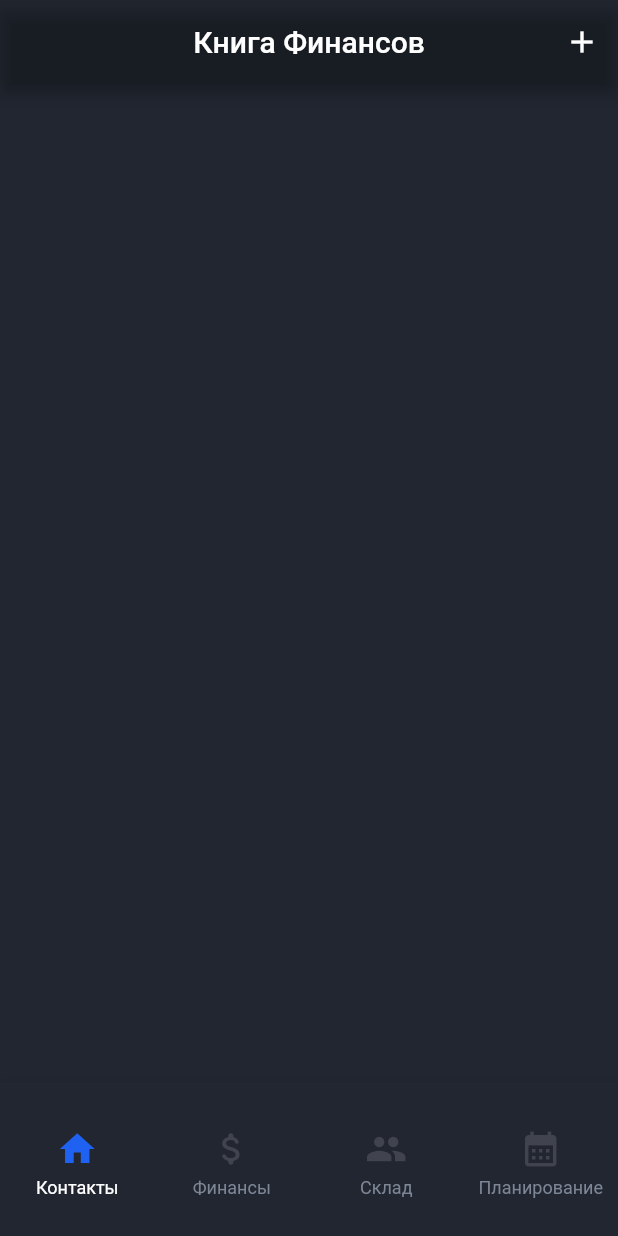
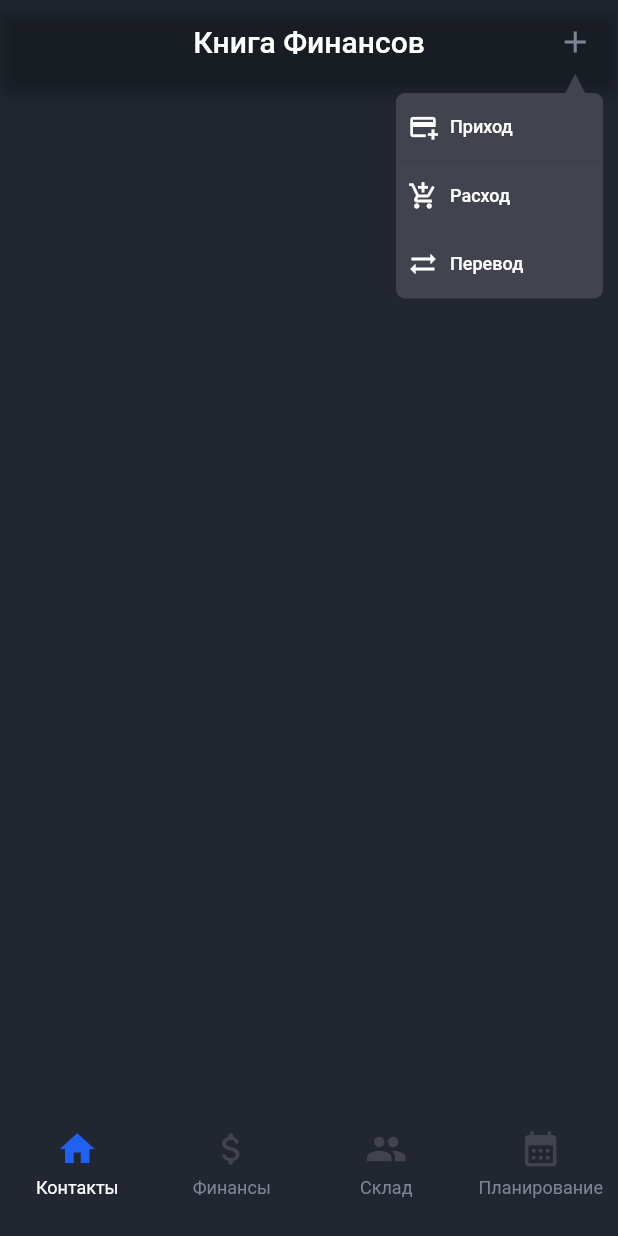
Before and after one commit to PavelBaptist/church_accounting, a Flutter app: the screen it shows after launch, after a tap on the "add" icon, on a phone screen of 412 x 824 dp. Run offline on Flutter 3.47's test engine with Material 2 defaults, Android fonts, the light colour scheme and no system bars; drawn by our look-alikes of dropdown_button2; our stand-ins replace equatable; missing offline and left inert: dart:ffi; Roboto replaces fonts that are missing (Gothic).

Commit message:
feat: added a dialog

```diff
--- a/lib/feature/presentation/pages/main_screen.dart
+++ b/lib/feature/presentation/pages/main_screen.dart
@@ -1,4 +1,5 @@
 import 'package:church_accounting/common/app_colors_theme.dart';
+import 'package:church_accounting/feature/presentation/widgets/buttons/dropdown_button_dialog_widget.dart';
 import 'package:flutter/material.dart';
 
 class MainPage extends StatefulWidget {
@@ -25,16 +26,17 @@ class _MainPageState extends State<MainPage> {
         title: const Text("Книга Финансов"),
         centerTitle: true,
         actions: [
-          IconButton(
-            icon: const Icon(Icons.add),
-            color: Colors.white,
-            onPressed: () {},
-          ),
+          DropdownButtonDialogWidget(
+            iconDataButton: Icons.add,
+            onTapDoIncomeToWallet: () {},
+            onTapDoExpenseFromWallet: () {},
+            onTapDoTransferFromWallet: () {},
+          )
         ],
       ),
       body: PageView(
         controller: _pageController,
-        children: [
+        children: const [
           // FinanceBookPage(),
         ],
       ),
--- /dev/null
+++ b/lib/feature/presentation/widgets/buttons/dropdown_button_dialog_widget.dart
@@ -0,0 +1,289 @@
+import 'package:church_accounting/common/app_colors_theme.dart';
+import 'package:dropdown_button2/dropdown_button2.dart';
+import 'package:flutter/material.dart';
+
+class DropdownButtonDialogWidget extends StatelessWidget {
+  final IconData iconDataButton;
+  final GestureTapCallback onTapDoIncomeToWallet;
+  final GestureTapCallback onTapDoExpenseFromWallet;
+  final GestureTapCallback onTapDoTransferFromWallet;
+
+  const DropdownButtonDialogWidget({
+    Key? key,
+    required this.iconDataButton,
+    required this.onTapDoIncomeToWallet,
+    required this.onTapDoExpenseFromWallet,
+    required this.onTapDoTransferFromWallet,
+  }) : super(key: key);
+
+  @override
+  Widget build(BuildContext context) {
+    String? myValue;
+
+    return DropdownButton2(
+      value: myValue,
+      underline: const SizedBox(),
+      barrierColor: Colors.black.withOpacity(0.5),
+      onChanged: (value) {},
+      customButton: Center(
+        child: SizedBox(
+          width: 57,
+          height: 35,
+          child: Icon(
+            iconDataButton,
+            color: AppColors.inactiveText,
+          ),
+        ),
+      ),
+      items: [
+        DropdownMenuItem<String>(
+          value: 'item',
+          enabled: false,
+          child: Column(
+            children: [
+              Row(
+                mainAxisAlignment: MainAxisAlignment.end,
+                children: [
+                  SizedBox(
+                    height: 13,
+                    width: 13,
+                    child: CustomPaint(
+                      painter: DrawTriangleShape(),
+                      size: const Size(10, 10),
+                    ),
+                  ),
+                  const SizedBox(width: 12),
+                ],
+              ),
+              Expanded(
+                child: InkWell(
+                  onTap: onTapDoIncomeToWallet,
+                  child: Container(
+                    decoration: BoxDecoration(
+                      color: AppColors.secondaryBG,
+                      borderRadius: const BorderRadius.only(
+                        topLeft: Radius.circular(6),
+                        topRight: Radius.circular(6),
+                      ),
+                    ),
+                    child: Stack(
+                      children: [
+                        Align(
+                          alignment: Alignment.centerLeft,
+                          child: Row(
+                            children: [
+                              Padding(
+                                padding: const EdgeInsets.symmetric(
+                                  horizontal: 8.0,
+                                ),
+                                child: Icon(
+                                  Icons.add_card,
+                                  color: AppColors.text,
+                                  size: 20,
+                                ),
+                              ),
+                              Expanded(
+                                flex: 4,
+                                child: FittedBox(
+                                  fit: BoxFit.scaleDown,
+                                  alignment: Alignment.centerLeft,
+                                  child: Text(
+                                    'Приход',
+                                    style: TextStyle(
+                                      color: AppColors.text,
+                                      fontFamily: ('Gothic'),
+                                      fontSize: 12,
+                                      fontWeight: FontWeight.w500,
+                                    ),
+                                  ),
+                                ),
+                              ),
+                              const SizedBox(
+                                width: 8,
+                              )
+                            ],
+                          ),
+                        ),
+                        Material(
+                          color: Colors.transparent,
+                          child: InkWell(
+                            borderRadius: BorderRadius.circular(6),
+                            onTap: () {},
+                          ),
+                        )
+                      ],
+                    ),
+                  ),
+                ),
+              ),
+              Expanded(
+                child: InkWell(
+                  onTap: onTapDoExpenseFromWallet,
+                  child: Container(
+                    color: AppColors.secondaryBG,
+                    child: Stack(
+                      children: [
+                        Align(
+                          alignment: Alignment.centerLeft,
+                          child: Row(
+                            children: [
+                              Padding(
+                                padding: const EdgeInsets.symmetric(
+                                  horizontal: 8.0,
+                                ),
+                                child: Icon(
+                                  Icons.add_shopping_cart,
+                                  color: AppColors.text,
+                                  size: 20,
+                                ),
+                              ),
+                              Expanded(
+                                flex: 4,
+                                child: FittedBox(
+                                  fit: BoxFit.scaleDown,
+                                  alignment: Alignment.centerLeft,
+                                  child: Text(
+                                    'Расход',
+                                    style: TextStyle(
+                                      color: AppColors.text,
+                                      fontFamily: ('Gothic'),
+                                      fontSize: 12,
+                                      fontWeight: FontWeight.w500,
+                                    ),
+                                  ),
+                                ),
+                              ),
+                              const SizedBox(
+                                width: 8,
+                              )
+                            ],
+                          ),
+                        ),
+                        Material(
+                          color: Colors.transparent,
+                          child: InkWell(
+                            borderRadius: BorderRadius.circular(6),
+                            onTap: () {},
+                          ),
+                        )
+                      ],
+                    ),
+                  ),
+                ),
+              ),
+              Expanded(
+                child: InkWell(
+                  onTap: onTapDoTransferFromWallet,
+                  child: Container(
+                    decoration: BoxDecoration(
+                      color: AppColors.secondaryBG,
+                      borderRadius: const BorderRadius.only(
+                        bottomLeft: Radius.circular(6),
+                        bottomRight: Radius.circular(6),
+                      ),
+                    ),
+                    child: Stack(
+                      children: [
+                        Align(
+                          alignment: Alignment.centerLeft,
+                          child: Row(
+                            children: [
+                              Padding(
+                                padding: const EdgeInsets.symmetric(
+                                  horizontal: 8.0,
+                                ),
+                                child: Icon(
+                                  Icons.sync_alt,
+                                  color: AppColors.text,
+                                  size: 20,
+                                ),
+                              ),
+                              Expanded(
+                                flex: 4,
+                                child: FittedBox(
+                                  fit: BoxFit.scaleDown,
+                                  alignment: Alignment.centerLeft,
+                                  child: Text(
+                                    'Перевод',
+                                    style: TextStyle(
+                                      color: AppColors.text,
+                                      fontFamily: ('Gothic'),
+                                      fontSize: 12,
+                                      fontWeight: FontWeight.w500,
+                                    ),
+                                  ),
+                                ),
+                              ),
+                              const SizedBox(
+                                width: 8,
+                              )
+                            ],
+                          ),
+                        ),
+                        Material(
+                          color: Colors.transparent,
+                          child: InkWell(
+                            borderRadius: BorderRadius.circular(6),
+                            onTap: () {},
+                          ),
+                        )
+                      ],
+                    ),
+                  ),
+                ),
+              ),
+            ],
+          ),
+        ),
+      ],
+      buttonStyleData: const ButtonStyleData(
+        height: 20,
+        width: 20,
+        padding: EdgeInsets.all(8),
+        elevation: 20,
+        decoration: BoxDecoration(shape: BoxShape.circle),
+      ),
+      menuItemStyleData: const MenuItemStyleData(
+        height: 150,
+        padding: EdgeInsets.only(right: 10),
+      ),
+      //---
+      dropdownStyleData: DropdownStyleData(
+        offset: const Offset(0, 15),
+        width: 148,
+        elevation: 200,
+        decoration: BoxDecoration(
+          color: Colors.transparent,
+          borderRadius: BorderRadius.circular(6),
+        ),
+      ),
+    );
+  }
+}
+
+class DrawTriangleShape extends CustomPainter {
+  late Paint painter;
+
+  DrawTriangleShape() {
+    painter = Paint()
+      ..color = AppColors.secondaryBG
+      ..style = PaintingStyle.fill;
+  }
+
+  @override
+  void paint(Canvas canvas, Size size) {
+    var path = Path();
+
+    path.moveTo(size.width / 2, 0);
+    path.lineTo(0, size.height);
+    path.lineTo(size.height, size.width);
+    path.close();
+
+    canvas.drawPath(path, painter);
+  }
+
+  @override
+  bool shouldRepaint(CustomPainter oldDelegate) {
+    return false;
+  }
+}
--- a/pubspec.yaml
+++ b/pubspec.yaml
@@ -37,6 +37,7 @@ dependencies:
   cupertino_icons: ^1.0.2
 
   equatable: ^2.0.5
+  dropdown_button2: ^2.3.9
 
 dev_dependencies:
   flutter_test:
```
